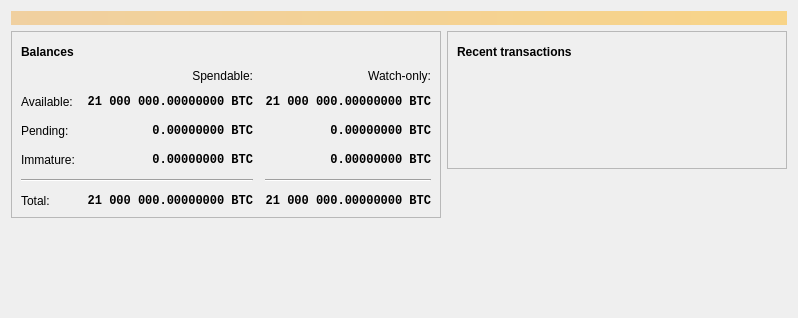
Above: src/qt/forms/overviewpage.ui from bitweb-project/bitweb before the change. Below: the same form after it.
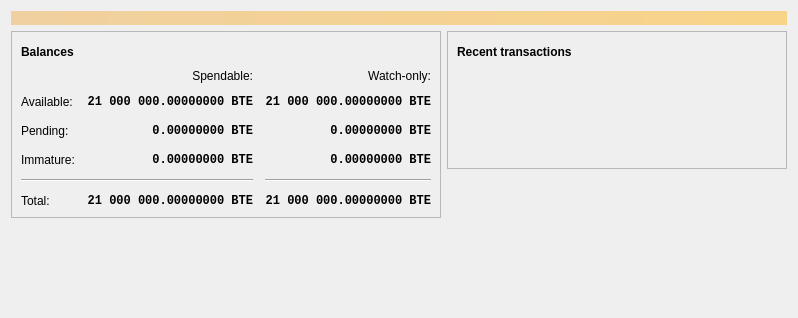
That is the form after the change. Icons and pictures are not drawn. Custom widgets are drawn as their Qt base class.

Patch:
```diff
--- a/src/qt/forms/overviewpage.ui
+++ b/src/qt/forms/overviewpage.ui
@@ -130,7 +130,7 @@
                <string>Unconfirmed transactions to watch-only addresses</string>
               </property>
               <property name="text">
-               <string notr="true">0.00000000 BTC</string>
+               <string notr="true">0.00000000 BTE</string>
               </property>
               <property name="alignment">
                <set>Qt::AlignRight|Qt::AlignTrailing|Qt::AlignVCenter</set>
@@ -156,7 +156,7 @@
                <string>Total of transactions that have yet to be confirmed, and do not yet count toward the spendable balance</string>
               </property>
               <property name="text">
-               <string notr="true">0.00000000 BTC</string>
+               <string notr="true">0.00000000 BTE</string>
               </property>
               <property name="alignment">
                <set>Qt::AlignRight|Qt::AlignTrailing|Qt::AlignVCenter</set>
@@ -182,7 +182,7 @@
                <string>Mined balance in watch-only addresses that has not yet matured</string>
               </property>
               <property name="text">
-               <string notr="true">0.00000000 BTC</string>
+               <string notr="true">0.00000000 BTE</string>
               </property>
               <property name="alignment">
                <set>Qt::AlignRight|Qt::AlignTrailing|Qt::AlignVCenter</set>
@@ -241,7 +241,7 @@
                <string>Mined balance that has not yet matured</string>
               </property>
               <property name="text">
-               <string notr="true">0.00000000 BTC</string>
+               <string notr="true">0.00000000 BTE</string>
               </property>
               <property name="alignment">
                <set>Qt::AlignRight|Qt::AlignTrailing|Qt::AlignVCenter</set>
@@ -287,7 +287,7 @@
                <string>Your current total balance</string>
               </property>
               <property name="text">
-               <string notr="true">21 000 000.00000000 BTC</string>
+               <string notr="true">21 000 000.00000000 BTE</string>
               </property>
               <property name="alignment">
                <set>Qt::AlignRight|Qt::AlignTrailing|Qt::AlignVCenter</set>
@@ -313,7 +313,7 @@
                <string>Current total balance in watch-only addresses</string>
               </property>
               <property name="text">
-               <string notr="true">21 000 000.00000000 BTC</string>
+               <string notr="true">21 000 000.00000000 BTE</string>
               </property>
               <property name="alignment">
                <set>Qt::AlignRight|Qt::AlignTrailing|Qt::AlignVCenter</set>
@@ -356,7 +356,7 @@
                <string>Your current spendable balance</string>
               </property>
               <property name="text">
-               <string notr="true">21 000 000.00000000 BTC</string>
+               <string notr="true">21 000 000.00000000 BTE</string>
               </property>
               <property name="alignment">
                <set>Qt::AlignRight|Qt::AlignTrailing|Qt::AlignVCenter</set>
@@ -382,7 +382,7 @@
                <string>Your current balance in watch-only addresses</string>
               </property>
               <property name="text">
-               <string notr="true">21 000 000.00000000 BTC</string>
+               <string notr="true">21 000 000.00000000 BTE</string>
               </property>
               <property name="alignment">
                <set>Qt::AlignRight|Qt::AlignTrailing|Qt::AlignVCenter</set>
```
Left out of the diff: 4 changed lines with no effect on the pictures.
